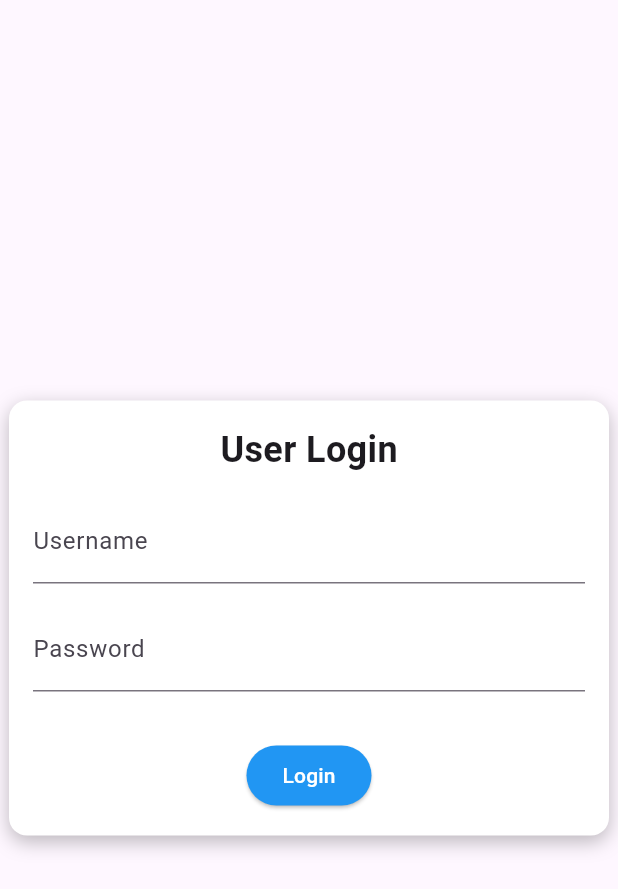
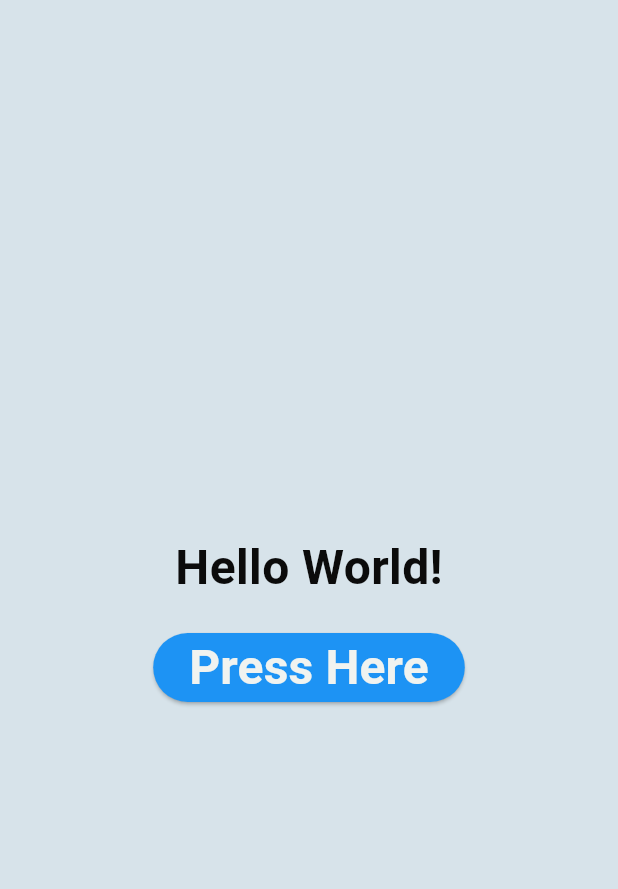
Before and after one commit to shaf1501/track_shaf, a Flutter app: the screen it shows after launch, on a phone screen of 412 x 824 dp. Shown: the top 889 px of the screen. Run offline on Flutter 3.47's test engine with Material 3 defaults, Android fonts, the light colour scheme and no system bars; Roboto replaces fonts that are missing (DMSans).

Commit message:
problem02

```diff
--- a/lib/main.dart
+++ b/lib/main.dart
@@ -9,87 +9,65 @@
 
    @override
    Widget build(BuildContext context) {
-    return const MaterialApp(
+     return MaterialApp(
        debugShowCheckedModeBanner: false,
-      home: LoginScreen(),
+       home: const HomeScreen(),
      );
    }
  }
 
-class LoginScreen extends StatefulWidget {
-  const LoginScreen({super.key});
+ class HomeScreen extends StatefulWidget {
+   const HomeScreen({super.key});
 
    @override
-  State<LoginScreen> createState() => _LoginScreenState();
+   State<HomeScreen> createState() => _HomeScreenState();
  }
 
-class _LoginScreenState extends State<LoginScreen> {
-  final _formKey = GlobalKey<FormState>();
-  final _usernameController = TextEditingController();
-  final _passwordController = TextEditingController();
+ class _HomeScreenState extends State<HomeScreen> {
+   String displayText = 'Hello World!';
 
-  void _submitForm() {
-    if (_formKey.currentState!.validate()) {
-      ScaffoldMessenger.of(context).showSnackBar(
-        const SnackBar(content: Text('Login Successful')),
-      );
-    }
+   void _changeText() {
+     setState(() {
+       displayText = 'Pressed';
+     });
    }
 
    @override
    Widget build(BuildContext context) {
      return Scaffold(
+       backgroundColor: const Color.fromARGB(255, 215, 227, 234),
        body: Center(
-        child: Container(
-          width: 400.0, // Set the desired width
-          padding: const EdgeInsets.all(16.0),
-          decoration: BoxDecoration(
-            color: Colors.white,
-            borderRadius: BorderRadius.circular(12.0),
-            boxShadow: [
-              BoxShadow(
-                color: Colors.black26,
-                blurRadius: 10.0,
-                offset: Offset(0, 4),
+         child: Column(
+           mainAxisAlignment: MainAxisAlignment.center,
+           children: [
+             Text(
+               displayText,
+               style: const TextStyle(
+                 fontSize: 32,
+                 fontWeight: FontWeight.bold,
+                 color: Color.fromARGB(255, 11, 11, 11),
+                 fontFamily: 'DMSans',
+               ),
+             ),
+             const SizedBox(height: 20),
+             ElevatedButton(
+               style: ElevatedButton.styleFrom(
+                 backgroundColor: const Color.fromARGB(255, 29, 147, 244),
+                 shape: RoundedRectangleBorder(
+                   borderRadius: BorderRadius.circular(60),
+                 ),
+               ),
+               onPressed: _changeText,
+               child: const Text(
+                 'Press Here',
+                 style: TextStyle(
+                   fontSize: 32,
+                   color: Color.fromARGB(255, 240, 243, 240),
+                   fontWeight: FontWeight.bold,
+                 ),
+               ),
              ),
            ],
-          ),
-          child: Form(
-            key: _formKey,
-            child: Column(
-              mainAxisSize: MainAxisSize.min,
-              children: [
-                const Text(
-                  'User Login',
-                  style: TextStyle(fontSize: 24.0, fontWeight: FontWeight.bold),
-                ),
-                const SizedBox(height: 16.0),
-                TextFormField(
-                  controller: _usernameController,
-                  decoration: const InputDecoration(labelText: 'Username'),
-                  validator: (value) =>
-                      value == null || value.isEmpty ? 'Enter username' : null,
-                ),
-                const SizedBox(height: 16.0),
-                TextFormField(
-                  controller: _passwordController,
-                  obscureText: true,
-                  decoration: const InputDecoration(labelText: 'Password'),
-                  validator: (value) =>
-                      value == null || value.isEmpty ? 'Enter password' : null,
-                ),
-                const SizedBox(height: 32.0),
-                ElevatedButton(
-                  onPressed: _submitForm,
-                  style: ElevatedButton.styleFrom(
-                    backgroundColor: Colors.blue,
-                    foregroundColor: Colors.white,
-                  ),
-                  child: const Text('Login'),
-                ),
-              ],
-            ),
-          ),
          ),
        ),
      );
```
Lines whose indentation alone changed are shown as unchanged.
